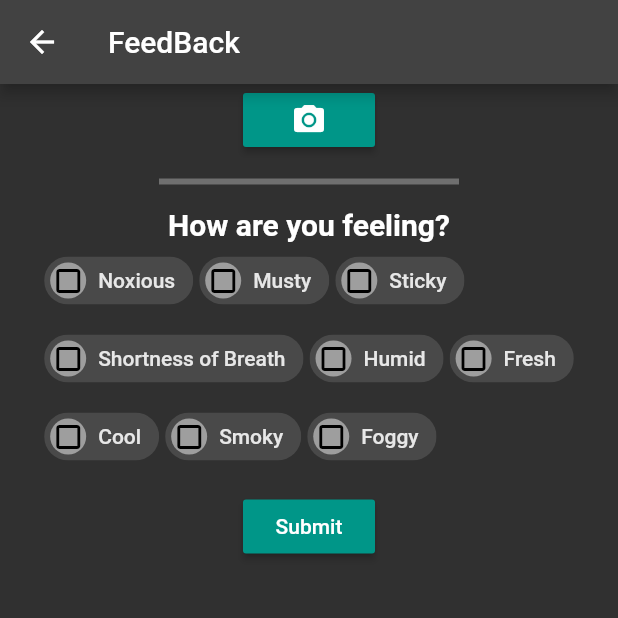
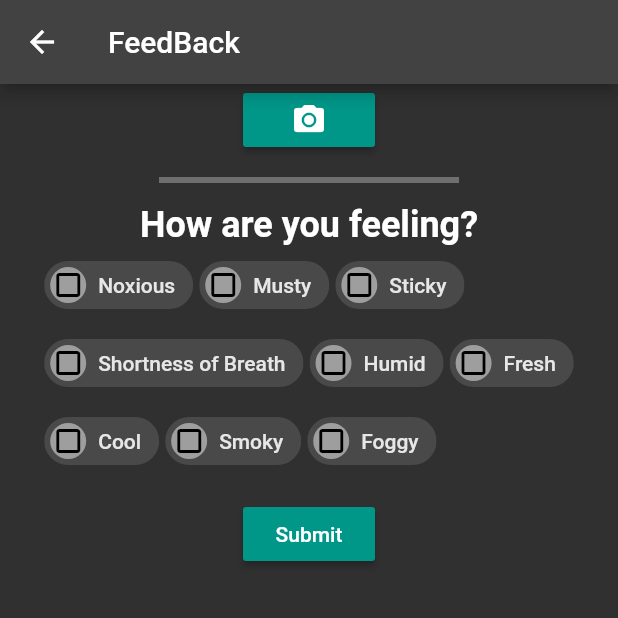
Before and after one commit to AkshitOstwal/Weather-and-Air-Quality-Index, a Flutter app: the FeedbackPage screen opened directly, on a phone screen of 412 x 824 dp, the top half of it. Run offline on Flutter 3.47's test engine with Material 2 defaults, Android fonts, the phone set to English and light mode, and no system bars; our stand-ins replace charts_flutter, firebase_storage, flare_flutter, image_picker, location; missing offline and left inert: charts_common; accounts and stored records are empty; network calls fail.

Commit message:
Update paddings

```diff
--- a/weather_flutter_app/lib/feedback.dart
+++ b/weather_flutter_app/lib/feedback.dart
@@ -172,7 +172,7 @@ class _FeedbackPageState extends State<FeedbackPage> {
                 ),
               ),
               SizedBox(
-                height: 15,
+                height: 14,
               ),
               Container(
                 color: Colors.white30,
@@ -180,18 +180,18 @@ class _FeedbackPageState extends State<FeedbackPage> {
                 width: 200,
               ),
               SizedBox(
-                height: 15,
+                height: 14,
               ),
               Text('How are you feeling?',
                   style: TextStyle(
-                    fontSize: 20,
+                    fontSize: 24,
                     fontWeight: FontWeight.bold,
                   )),
               Wrap(
                 children: _buildChoiceList(),
               ),
               SizedBox(
-                height: 10,
+                height: 12,
               ),
               RaisedButton(
                 child: Text('Submit'),
@@ -199,7 +199,7 @@ class _FeedbackPageState extends State<FeedbackPage> {
                 onPressed: () {_uploadFile();},
               ),
               SizedBox(
-                height: 10,
+                height: 12,
               ),
             ],
           ),
```
